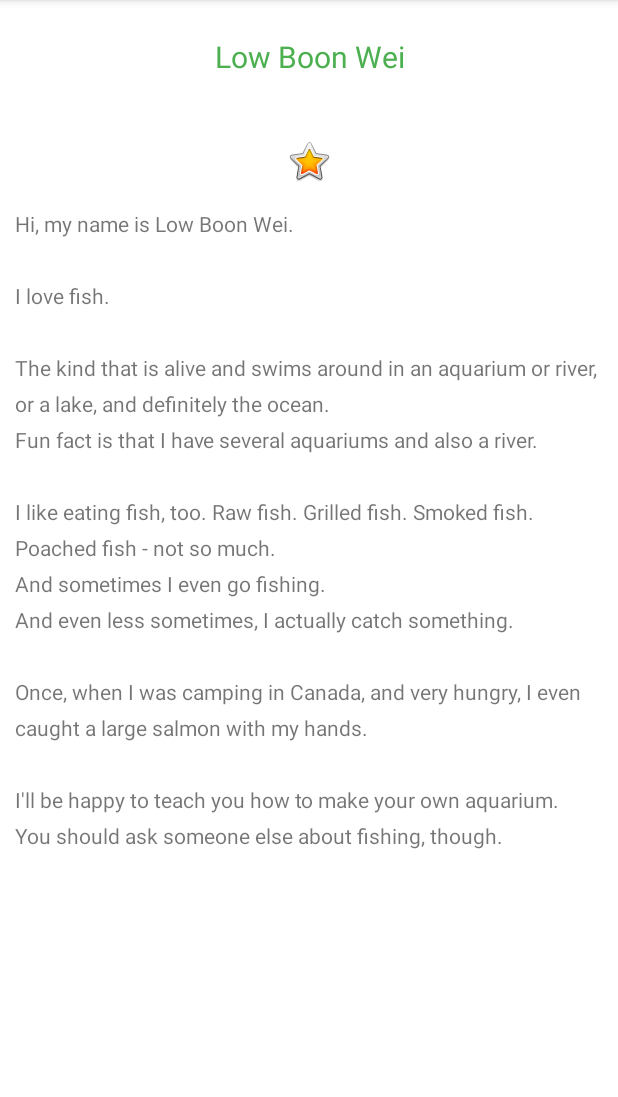
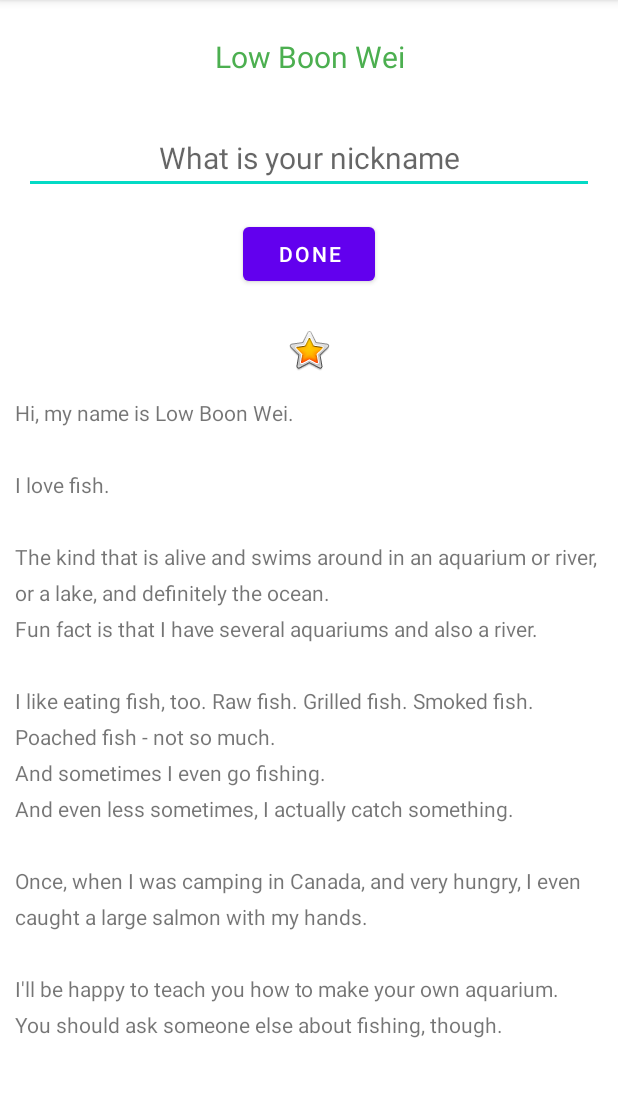
Before and after one commit to waynegithubmaple/2.2.AboutMe, an Android app: the screen it shows after launch (MainActivity), on a phone screen of 412 x 824 dp, the part 84-1181 px from its top. Run offline under Robolectric (Android 15) with nearby library versions, the phone set to English and light mode, and no system bars; Roboto replaces fonts that are not available here.

Commit message:
2.2 AboutMe - Add user interactivity

```diff
--- a/app/src/main/java/com/example/aboutme/MainActivity.kt
+++ b/app/src/main/java/com/example/aboutme/MainActivity.kt
@@ -2,10 +2,28 @@ package com.example.aboutme
 
 import androidx.appcompat.app.AppCompatActivity
 import android.os.Bundle
+import android.view.View
+import android.widget.Button
+import android.widget.TextView
+import androidx.core.view.isVisible
+import org.w3c.dom.Text
 
 class MainActivity : AppCompatActivity() {
     override fun onCreate(savedInstanceState: Bundle?) {
         super.onCreate(savedInstanceState)
         setContentView(R.layout.activity_main)
+
+        val btnDone : Button = findViewById(R.id.done_button)
+
+        btnDone.setOnClickListener(){
+            val tvResult: TextView = findViewById(R.id.tv_Result)
+            val tvName: TextView = findViewById((R.id.nickname_edit))
+
+            tvResult.text = tvName.text.toString()
+
+            tvResult.visibility = View.VISIBLE
+            btnDone.visibility = View.GONE
+            tvName.visibility = View.GONE
+        }
     }
 }
--- a/app/src/main/res/layout/activity_main.xml
+++ b/app/src/main/res/layout/activity_main.xml
@@ -15,6 +15,34 @@
         android:textAlignment="center"
         style="@style/MyStyle" />
 
+    <EditText
+        android:id="@+id/nickname_edit"
+        style="@style/MyStyle"
+        android:layout_width="match_parent"
+        android:layout_height="wrap_content"
+        android:ems="10"
+        android:hint="What is your nickname"
+        android:inputType="textPersonName"
+        android:textAlignment="center" />
+
+    <Button
+        android:id="@+id/done_button"
+        android:layout_width="wrap_content"
+        android:layout_height="wrap_content"
+        android:layout_gravity="center_horizontal"
+        android:text="Done"
+        android:textAlignment="center" />
+
+    <TextView
+        android:id="@+id/tv_Result"
+        style="@style/MyStyle"
+        android:layout_width="match_parent"
+        android:layout_height="wrap_content"
+        android:background="#4CAF50"
+        android:textAlignment="center"
+        android:textColor="@color/black"
+        android:visibility="gone" />
+
     <ImageView
         android:id="@+id/imageView"
         style="@style/MyStyle"
@@ -28,7 +56,7 @@
         android:layout_height="match_parent">
 
         <TextView
-            android:id="@+id/textView2"
+            android:id="@+id/textView"
             android:layout_width="match_parent"
             android:layout_height="wrap_content"
             android:lineSpacingExtra="8sp"
```
